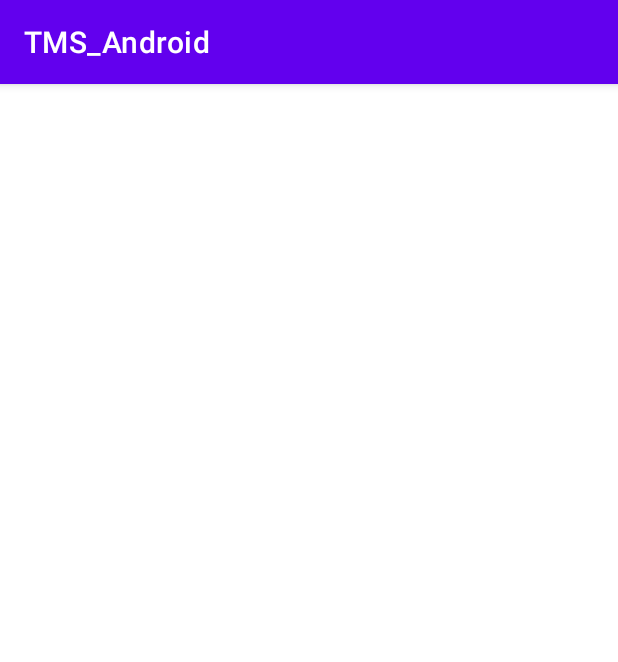
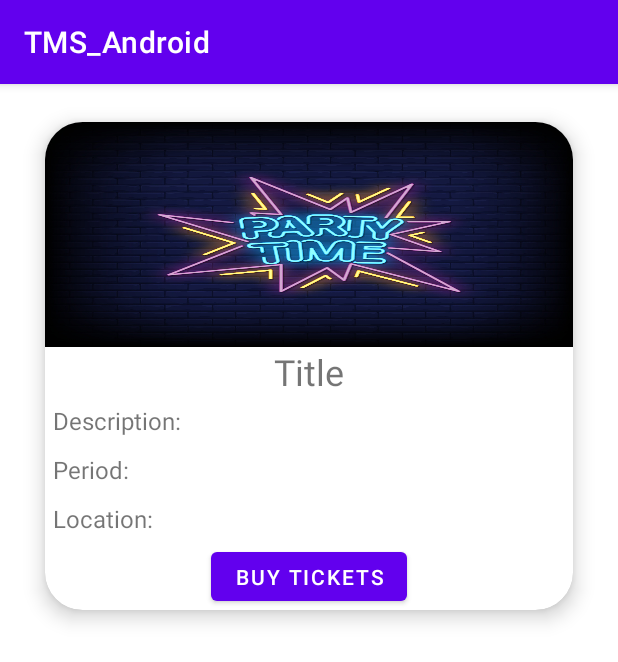
Before and after one commit to CrashMtfk/en-summer-apprentice-android, an Android app: the screen it shows after launch (MainActivity), on a phone screen of 412 x 824 dp. Shown: the top 662 px of the screen. Run offline under Robolectric (Android 15) with nearby library versions, the phone set to English and light mode, and no system bars.

Commit message:
Created event card

```diff
--- a/app/src/main/res/layout/activity_main.xml
+++ b/app/src/main/res/layout/activity_main.xml
@@ -1,6 +1,79 @@
 <?xml version="1.0" encoding="utf-8"?>
 <androidx.constraintlayout.widget.ConstraintLayout xmlns:android="http://schemas.android.com/apk/res/android"
+    xmlns:app="http://schemas.android.com/apk/res-auto"
     android:layout_width="match_parent"
     android:layout_height="match_parent">
 
+
+    <androidx.cardview.widget.CardView
+        android:layout_width="match_parent"
+        android:layout_height="325dp"
+        android:layout_marginStart="30dp"
+        android:layout_marginEnd="30dp"
+        android:layout_marginTop="25dp"
+        android:layout_marginBottom="25dp"
+        app:cardCornerRadius="25dp"
+        app:cardElevation="8dp"
+        app:layout_constraintEnd_toEndOf="parent"
+        app:layout_constraintStart_toStartOf="parent"
+        app:layout_constraintTop_toTopOf="parent">
+
+        <LinearLayout
+            android:layout_width="fill_parent"
+            android:layout_height="wrap_content"
+            android:orientation="vertical">
+
+            <ImageView
+                android:layout_width="fill_parent"
+                android:layout_height="150dp"
+                android:scaleType="fitXY"
+                android:src="@drawable/image_cover" />
+            <LinearLayout
+                android:layout_width="fill_parent"
+                android:layout_height="wrap_content"
+                android:orientation="vertical">
+                <TextView
+                    android:layout_width="wrap_content"
+                    android:layout_height="wrap_content"
+                    android:text="Title"
+                    android:textSize="24dp"
+                    android:layout_gravity="center"/>
+                <LinearLayout
+                    android:layout_width="fill_parent"
+                    android:layout_height="fill_parent"
+                    android:orientation="vertical">
+                    <TextView
+                        android:layout_width="wrap_content"
+                        android:layout_height="wrap_content"
+                        android:layout_marginTop="5dp"
+                        android:layout_marginBottom="5dp"
+                        android:text="Description: "
+                        android:textSize="16dp"
+                        android:layout_marginLeft="5dp"/>
+                    <TextView
+                        android:layout_width="wrap_content"
+                        android:layout_height="wrap_content"
+                        android:layout_marginTop="5dp"
+                        android:layout_marginBottom="5dp"
+                        android:text="Period: "
+                        android:textSize="16dp"
+                        android:layout_marginLeft="5dp"/>
+                    <TextView
+                        android:layout_width="wrap_content"
+                        android:layout_height="wrap_content"
+                        android:layout_marginTop="5dp"
+                        android:layout_marginBottom="5dp"
+                        android:text="Location: "
+                        android:textSize="16dp"
+                        android:layout_marginLeft="5dp"/>
+                </LinearLayout>
+                <Button
+                    android:layout_width="wrap_content"
+                    android:layout_height="wrap_content"
+                    android:text="Buy tickets"
+                    android:layout_gravity="center"/>
+            </LinearLayout>
+        </LinearLayout>
+    </androidx.cardview.widget.CardView>
+
 </androidx.constraintlayout.widget.ConstraintLayout>
```
Also changed, not shown: app/src/main/res/drawable-hdpi/ic_action_name.png (added), app/src/main/res/drawable-mdpi/ic_action_name.png (added), app/src/main/res/drawable-xhdpi/ic_action_name.png (added), app/src/main/res/drawable-xxhdpi/ic_action_name.png (added), app/src/main/res/drawable-xxxhdpi/ic_action_name.png (added), app/src/main/res/drawable/image_cover.jpg (added).
